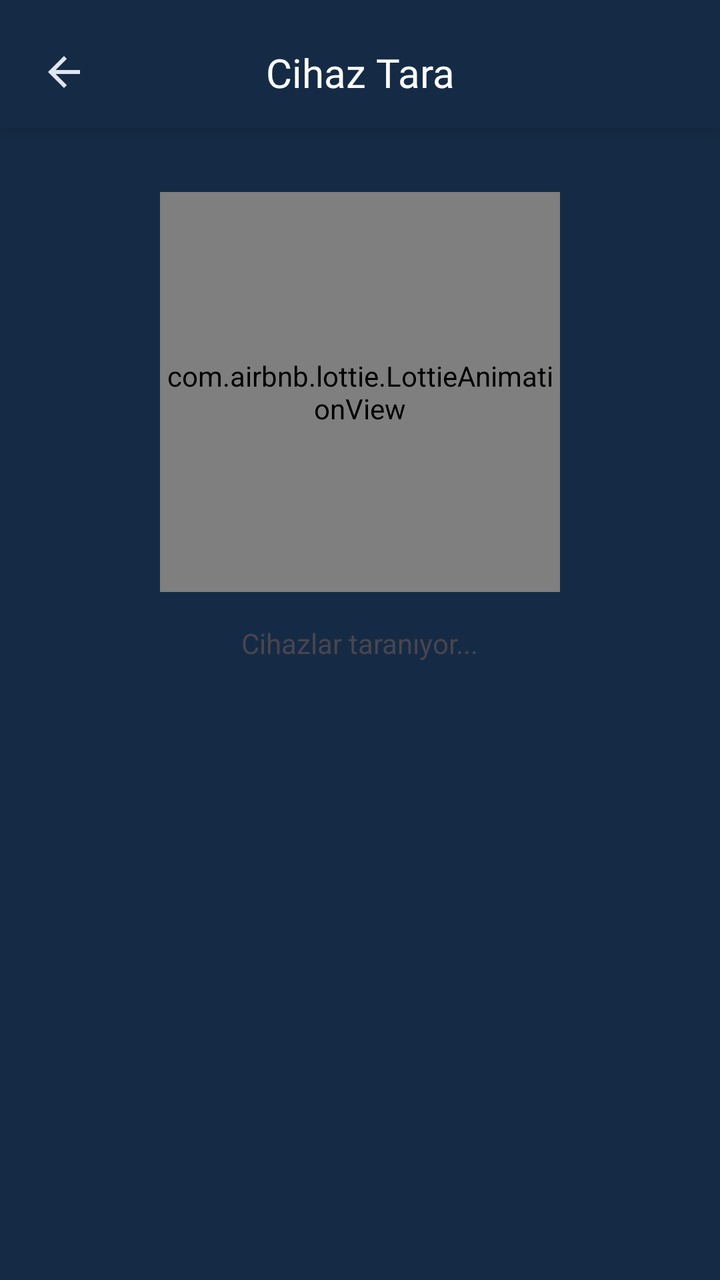
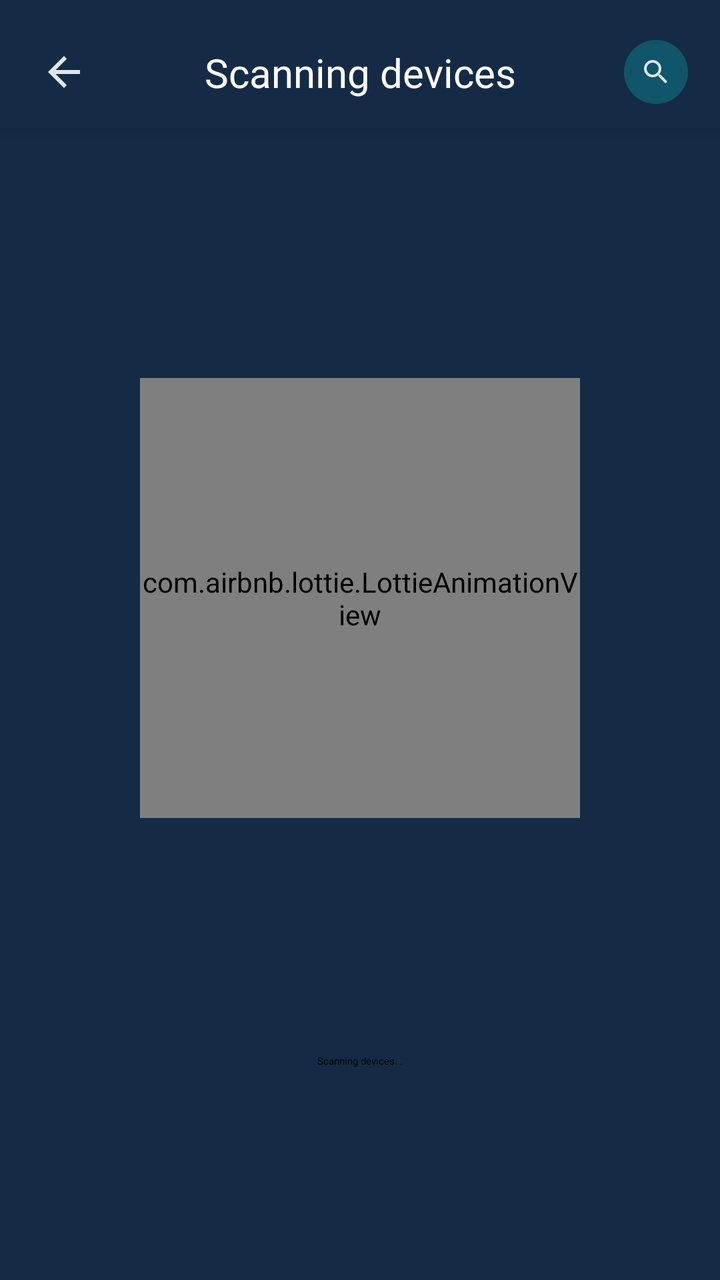

Before-and-after screenshots of an Android layout around one commit, followed by the original layout XML and the change that was made.
<!-- AndroidManifest.xml: application theme AppTheme -->
<!-- res/layout/fragment_scan_devices.xml -->
<?xml version="1.0" encoding="utf-8"?>
<androidx.constraintlayout.widget.ConstraintLayout 
    xmlns:android="http://schemas.android.com/apk/res/android"
    xmlns:app="http://schemas.android.com/apk/res-auto"
    xmlns:tools="http://schemas.android.com/tools"
    android:layout_width="match_parent"
    android:layout_height="match_parent"
    android:background="@color/background_color"
    tools:context=".ui.tabs.devices.ScanDevicesFragment">

    
    <androidx.constraintlayout.widget.ConstraintLayout
        android:id="@+id/headerContainer"
        android:layout_width="0dp"
        android:layout_height="wrap_content"
        android:paddingHorizontal="16dp"
        android:paddingTop="20dp"
        android:paddingBottom="12dp"
        android:background="@color/background_color"
        android:elevation="8dp"
        app:layout_constraintTop_toTopOf="parent"
        app:layout_constraintStart_toStartOf="parent"
        app:layout_constraintEnd_toEndOf="parent">

        
        <ImageView
            android:id="@+id/btnBack"
            android:layout_width="32dp"
            android:layout_height="32dp"
            android:src="@drawable/ic_back"
            android:scaleType="center"
            app:tint="?attr/colorOnSurface"
            android:clickable="true"
            android:focusable="true"
            android:contentDescription="@string/device_scan_back_button_desc"
            app:layout_constraintStart_toStartOf="parent"
            app:layout_constraintTop_toTopOf="parent"
            app:layout_constraintBottom_toBottomOf="parent" />

        
        <TextView
            android:id="@+id/tvTitle"
            style="@style/TextAppearance.Aqua.EditProfileTitle"
            android:layout_width="wrap_content"
            android:layout_height="wrap_content"
            android:text="@string/device_scan_title"
            android:importantForAccessibility="yes"
            app:layout_constraintTop_toTopOf="parent"
            app:layout_constraintBottom_toBottomOf="parent"
            app:layout_constraintStart_toStartOf="parent"
            app:layout_constraintEnd_toEndOf="parent" />
    </androidx.constraintlayout.widget.ConstraintLayout>

    
    <com.airbnb.lottie.LottieAnimationView
        android:id="@+id/scanAnimation"
        android:layout_width="200dp"
        android:layout_height="200dp"
        android:layout_marginTop="32dp"
        app:lottie_autoPlay="true"
        app:lottie_loop="true"
        app:lottie_rawRes="@raw/scan_devices"
        app:layout_constraintTop_toBottomOf="@id/headerContainer"
        app:layout_constraintStart_toStartOf="parent"
        app:layout_constraintEnd_toEndOf="parent" />

    
    <TextView
        android:id="@+id/tvScanning"
        android:layout_width="wrap_content"
        android:layout_height="wrap_content"
        android:layout_marginTop="16dp"
        android:text="@string/device_scan_searching"
        app:layout_constraintTop_toBottomOf="@id/scanAnimation"
        app:layout_constraintStart_toStartOf="parent"
        app:layout_constraintEnd_toEndOf="parent" />

    
    <androidx.recyclerview.widget.RecyclerView
        android:id="@+id/rvDevices"
        android:layout_width="0dp"
        android:layout_height="0dp"
        android:layout_marginHorizontal="16dp"
        android:layout_marginTop="16dp"
        android:layout_marginBottom="16dp"
        app:layout_constraintTop_toBottomOf="@id/tvScanning"
        app:layout_constraintBottom_toBottomOf="parent"
        app:layout_constraintStart_toStartOf="parent"
        app:layout_constraintEnd_toEndOf="parent"
        tools:listitem="@layout/item_scan_device" />

    
    <TextView
        android:id="@+id/tvNoDevices"
        android:layout_width="wrap_content"
        android:layout_height="wrap_content"
        android:text="@string/device_scan_no_devices"
        android:visibility="gone"
        
        app:layout_constraintTop_toTopOf="@id/rvDevices"
        app:layout_constraintBottom_toBottomOf="@id/rvDevices"
        app:layout_constraintStart_toStartOf="parent"
        app:layout_constraintEnd_toEndOf="parent" />

</androidx.constraintlayout.widget.ConstraintLayout>
<!-- res/layout/item_scan_device.xml (included above) -->
<?xml version="1.0" encoding="utf-8"?>
<com.google.android.material.card.MaterialCardView
    xmlns:android="http://schemas.android.com/apk/res/android"
    xmlns:app="http://schemas.android.com/apk/res-auto"
    android:layout_width="match_parent"
    android:layout_height="wrap_content"
    android:layout_marginVertical="6dp"
    app:cardCornerRadius="16dp"
    app:cardElevation="2dp"
    app:strokeWidth="1dp">

    <androidx.constraintlayout.widget.ConstraintLayout
        android:layout_width="match_parent"
        android:layout_height="wrap_content"
        android:padding="12dp">

        
        <TextView
            android:id="@+id/tvName"
            android:layout_width="0dp"
            android:layout_height="wrap_content"
            android:text="Aqua_123456"
            
            app:layout_constraintStart_toStartOf="parent"
            app:layout_constraintTop_toTopOf="parent"
            app:layout_constraintEnd_toStartOf="@id/tvIp"
            app:layout_constraintHorizontal_bias="0" />

        
        <TextView
            android:id="@+id/tvIp"
            android:layout_width="wrap_content"
            android:layout_height="wrap_content"
            android:text="192.168.4.1"
            
            app:layout_constraintEnd_toEndOf="parent"
            app:layout_constraintTop_toTopOf="parent" />

        
        <TextView
            android:id="@+id/tvSubtitle"
            android:layout_width="0dp"
            android:layout_height="wrap_content"
            android:layout_marginTop="4dp"
            android:text="Firmware: 2024-08-13"
            
            app:layout_constraintTop_toBottomOf="@id/tvName"
            app:layout_constraintStart_toStartOf="@id/tvName"
            app:layout_constraintEnd_toEndOf="parent" />

    </androidx.constraintlayout.widget.ConstraintLayout>
</com.google.android.material.card.MaterialCardView>
<!-- resources referenced by this layout -->
<resources>
  <color name="background_color">#152B45</color>
  <!-- drawable ic_back (drawable) -->
  <?xml version="1.0" encoding="utf-8"?>
  <vector xmlns:android="http://schemas.android.com/apk/res/android"
      android:width="24dp"
      android:height="24dp"
      android:viewportWidth="24"
      android:viewportHeight="24">
  
      <path
          android:fillColor="@android:color/white"
          android:pathData="M20,11H7.83L13.42,5.41L12,4l-8,8 8,8 1.41,-1.41L7.83,13H20v-2z" />
  </vector>
  <string name="device_scan_back_button_desc">Cihaz listesine geri dön</string>
  <string name="device_scan_no_devices">Yakında cihaz bulunamadı.\nLütfen aynı ağa bağlı olduğunuzdan emin olun.</string>
  <string name="device_scan_searching">Cihazlar taranıyor...</string>
  <string name="device_scan_title">Cihaz Tara</string>
  <style name="TextAppearance.Aqua.EditProfileTitle" parent="TextAppearance.Material3.TitleLarge">
      <item name="fontFamily">@font/inter_semibold</item>
      <item name="android:fontFamily">@font/inter_semibold</item>
      <item name="android:textColor">@android:color/white</item>
      <item name="android:textSize">20sp</item>
  </style>
  <color name="md_theme_light_primary">#2196F3</color>
  <color name="md_theme_light_onPrimary">#FFFFFF</color>
  <color name="md_theme_light_secondary">#4A6363</color>
  <color name="md_theme_light_onSecondary">#FFFFFF</color>
  <color name="md_theme_light_background">#152B45</color>
  <color name="md_theme_light_surface">#152B45</color>
  <color name="md_theme_light_onSurface">#E0E6ED</color>
  <color name="md_theme_light_surfaceVariant">#233042</color>
  <color name="md_theme_light_onSurfaceVariant">#5C6B75</color>
  <color name="md_theme_light_outline">#455A64</color>
  <color name="md_theme_light_outlineVariant">#37474F</color>
  <color name="md_theme_light_error">#D32F2F</color>
  <color name="md_theme_light_onError">#FFFFFF</color>
  <!-- unchanged entries left out for length: 1 -->
</resources>

<!-- the commit's change to res/layout/fragment_scan_devices.xml (unified diff, before → after) -->
@@ -43,24 +43,44 @@
             style="@style/TextAppearance.Aqua.EditProfileTitle"
             android:layout_width="wrap_content"
             android:layout_height="wrap_content"
-            android:text="@string/device_scan_title"
+            android:text="@string/device_scan_header_scanning"
             android:importantForAccessibility="yes"
             app:layout_constraintTop_toTopOf="parent"
             app:layout_constraintBottom_toBottomOf="parent"
             app:layout_constraintStart_toStartOf="parent"
             app:layout_constraintEnd_toEndOf="parent" />
+
+        
+        <ImageView
+            android:id="@+id/btnRescan"
+            android:layout_width="32dp"
+            android:layout_height="32dp"
+            android:background="@drawable/bg_circle_scan"
+            android:padding="8dp"
+            android:src="@drawable/ic_radar"
+            android:scaleType="centerInside"
+            app:tint="?attr/colorOnSurface"
+            android:clickable="true"
+            android:focusable="true"
+            android:contentDescription="@string/device_scan_scan_again"
+            app:layout_constraintEnd_toEndOf="parent"
+            app:layout_constraintTop_toTopOf="parent"
+            app:layout_constraintBottom_toBottomOf="parent" />
+
     </androidx.constraintlayout.widget.ConstraintLayout>
 
     
     <com.airbnb.lottie.LottieAnimationView
         android:id="@+id/scanAnimation"
-        android:layout_width="200dp"
-        android:layout_height="200dp"
-        android:layout_marginTop="32dp"
+        android:layout_width="220dp"
+        android:layout_height="220dp"
+        android:layout_marginTop="16dp"
+        android:layout_marginBottom="16dp"
         app:lottie_autoPlay="true"
         app:lottie_loop="true"
         app:lottie_rawRes="@raw/scan_devices"
         app:layout_constraintTop_toBottomOf="@id/headerContainer"
+        app:layout_constraintBottom_toTopOf="@id/rvDevices"
         app:layout_constraintStart_toStartOf="parent"
         app:layout_constraintEnd_toEndOf="parent" />
 
@@ -69,9 +89,11 @@
         android:id="@+id/tvScanning"
         android:layout_width="wrap_content"
         android:layout_height="wrap_content"
-        android:layout_marginTop="16dp"
+        android:layout_marginTop="12dp"
         android:text="@string/device_scan_searching"
+        android:textAppearance="@style/TextAppearance.Aqua.Body"
         app:layout_constraintTop_toBottomOf="@id/scanAnimation"
+        app:layout_constraintBottom_toTopOf="@id/rvDevices"
         app:layout_constraintStart_toStartOf="parent"
         app:layout_constraintEnd_toEndOf="parent" />
 
@@ -83,6 +105,7 @@
         android:layout_marginHorizontal="16dp"
         android:layout_marginTop="16dp"
         android:layout_marginBottom="16dp"
+        android:visibility="gone"
         app:layout_constraintTop_toBottomOf="@id/tvScanning"
         app:layout_constraintBottom_toBottomOf="parent"
         app:layout_constraintStart_toStartOf="parent"
@@ -95,8 +118,8 @@
         android:layout_width="wrap_content"
         android:layout_height="wrap_content"
         android:text="@string/device_scan_no_devices"
+        android:textAppearance="@style/TextAppearance.Aqua.Body"
         android:visibility="gone"
-        
         app:layout_constraintTop_toTopOf="@id/rvDevices"
         app:layout_constraintBottom_toBottomOf="@id/rvDevices"
         app:layout_constraintStart_toStartOf="parent"
<!-- resource entries referenced after the edit -->
@@ -1,6 +1,12 @@
 <!-- resources referenced by this layout -->
 <resources>
   <color name="background_color">#152B45</color>
+  <!-- drawable bg_circle_scan (drawable) -->
+  <?xml version="1.0" encoding="utf-8"?>
+  <shape xmlns:android="http://schemas.android.com/apk/res/android"
+      android:shape="oval">
+      <solid android:color="#3300FFFF" /> 
+  </shape>
   <!-- drawable ic_back (drawable) -->
   <?xml version="1.0" encoding="utf-8"?>
   <vector xmlns:android="http://schemas.android.com/apk/res/android"
@@ -13,10 +19,22 @@
           android:fillColor="@android:color/white"
           android:pathData="M20,11H7.83L13.42,5.41L12,4l-8,8 8,8 1.41,-1.41L7.83,13H20v-2z" />
   </vector>
-  <string name="device_scan_back_button_desc">Cihaz listesine geri dön</string>
-  <string name="device_scan_no_devices">Yakında cihaz bulunamadı.\nLütfen aynı ağa bağlı olduğunuzdan emin olun.</string>
-  <string name="device_scan_searching">Cihazlar taranıyor...</string>
-  <string name="device_scan_title">Cihaz Tara</string>
+  <!-- drawable ic_radar (drawable) -->
+  <?xml version="1.0" encoding="utf-8"?>
+  <vector xmlns:android="http://schemas.android.com/apk/res/android"
+      android:width="24dp"
+      android:height="24dp"
+      android:viewportWidth="24"
+      android:viewportHeight="24">
+      <path
+          android:fillColor="#000000"
+          android:pathData="M15.5,14h-0.79l-0.28,-0.27c0.98,-1.14 1.57,-2.61 1.57,-4.23 0,-3.59 -2.91,-6.5 -6.5,-6.5s-6.5,2.91 -6.5,6.5 2.91,6.5 6.5,6.5c1.62,0 3.09,-0.59 4.23,-1.57l0.27,0.28v0.79l4.5,4.49c0.39,0.39 1.03,0.39 1.41,0 0.39,-0.39 0.39,-1.03 0,-1.41L15.5,14zm-6,0c-2.48,0 -4.5,-2.02 -4.5,-4.5s2.02,-4.5 4.5,-4.5 4.5,2.02 4.5,4.5 -2.02,4.5 -4.5,4.5z"/>
+  </vector>
+  <string name="device_scan_back_button_desc">Back to devices</string>
+  <string name="device_scan_header_scanning">Scanning devices</string>
+  <string name="device_scan_no_devices">No devices found nearby.\nPlease make sure you are connected to the same network.</string>
+  <string name="device_scan_scan_again">Scan again</string>
+  <string name="device_scan_searching">Scanning devices...</string>
   <style name="TextAppearance.Aqua.EditProfileTitle" parent="TextAppearance.Material3.TitleLarge">
       <item name="fontFamily">@font/inter_semibold</item>
       <item name="android:fontFamily">@font/inter_semibold</item>
